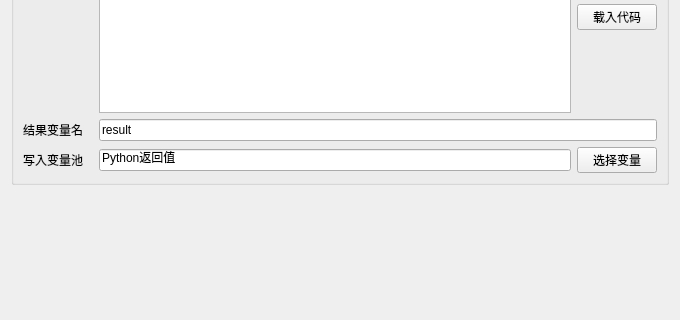
First picture: the form in instructions/其他/运行Python/运行Python.ui, repository 714248411/AnClicker, before the edit; both pictures show x 0 to 680 and y 152 to 472 of the 680 by 700 pixel window.
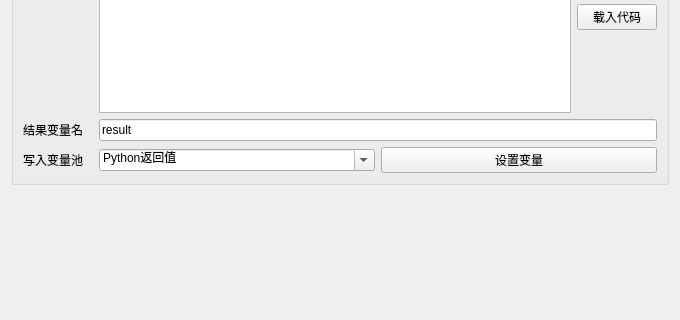
Second picture: the form after the edit.

Diff of the .ui file:
```diff
--- a/instructions/其他/运行Python/运行Python.ui
+++ b/instructions/其他/运行Python/运行Python.ui
@@ -5,7 +5,7 @@
 <item><widget class="QLabel" name="titleLabel"><property name="text"><string>运行Python</string></property><property name="styleSheet"><string>font-size: 18px; font-weight: 600;</string></property></widget></item>
 <item><widget class="QGroupBox" name="parameterGroupBox"><property name="title"><string>运行Python参数</string></property><layout class="QFormLayout" name="parameterFormLayout"><item row="0" column="0"><widget class="QLabel" name="parameterLabel_0"><property name="text"><string>Python代码 *</string></property></widget></item><item row="0" column="1"><widget class="QWidget" name="parameterContainer_0" native="true"><layout class="QHBoxLayout" name="parameterLayout_0"><property name="leftMargin"><number>0</number></property><property name="topMargin"><number>0</number></property><property name="rightMargin"><number>0</number></property><property name="bottomMargin"><number>0</number></property><item><widget class="QPlainTextEdit" name="parameter_0"><property name="minimumSize"><size><width>0</width><height>80</height></size></property><property name="plainText"><string></string></property></widget></item><item><widget class="QPushButton" name="auxiliary_0"><property name="text"><string>载入代码</string></property></widget></item></layout></widget></item>
 <item row="1" column="0"><widget class="QLabel" name="parameterLabel_1"><property name="text"><string>结果变量名</string></property></widget></item><item row="1" column="1"><widget class="QLineEdit" name="parameter_1"><property name="text"><string>result</string></property></widget></item>
-<item row="2" column="0"><widget class="QLabel" name="parameterLabel_2"><property name="text"><string>写入变量池</string></property></widget></item><item row="2" column="1"><widget class="QWidget" name="parameterContainer_2" native="true"><layout class="QHBoxLayout" name="parameterLayout_2"><property name="leftMargin"><number>0</number></property><property name="topMargin"><number>0</number></property><property name="rightMargin"><number>0</number></property><property name="bottomMargin"><number>0</number></property><item><widget class="QLineEdit" name="parameter_2"><property name="text"><string>Python返回值</string></property></widget></item><item><widget class="QPushButton" name="auxiliary_2"><property name="text"><string>选择变量</string></property></widget></item></layout></widget></item></layout></widget></item>
+<item row="2" column="0"><widget class="QLabel" name="parameterLabel_2"><property name="text"><string>写入变量池</string></property></widget></item><item row="2" column="1"><widget class="QWidget" name="parameterContainer_2" native="true"><layout class="QHBoxLayout" name="parameterLayout_2"><property name="leftMargin"><number>0</number></property><property name="topMargin"><number>0</number></property><property name="rightMargin"><number>0</number></property><property name="bottomMargin"><number>0</number></property><item><widget class="QComboBox" name="parameter_2"><property name="editable"><bool>true</bool></property><item><property name="text"><string>Python返回值</string></property></item></widget></item><item><widget class="QPushButton" name="auxiliary_2"><property name="text"><string>设置变量</string></property></widget></item></layout></widget></item></layout></widget></item>
 <item><spacer name="verticalSpacer"><property name="orientation"><enum>Qt::Vertical</enum></property><property name="sizeHint" stdset="0"><size><width>20</width><height>20</height></size></property></spacer></item>
 <item><widget class="QGroupBox" name="commonGroupBox"><property name="title"><string>通用参数</string></property><layout class="QFormLayout" name="commonFormLayout">
 <item row="0" column="0"><widget class="QLabel" name="repeatLabel"><property name="text"><string>重复次数</string></property></widget></item><item row="0" column="1"><widget class="QSpinBox" name="repeatSpinBox"><property name="minimum"><number>1</number></property><property name="maximum"><number>999999</number></property><property name="value"><number>1</number></property></widget></item>
```
